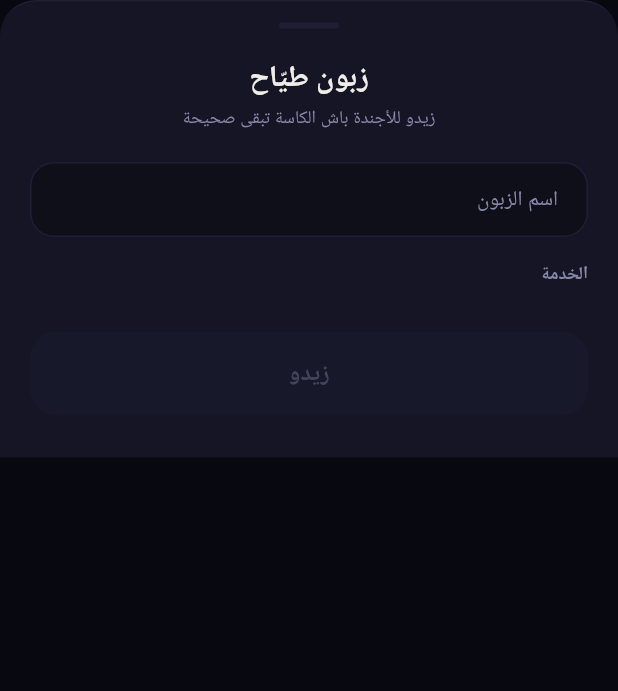
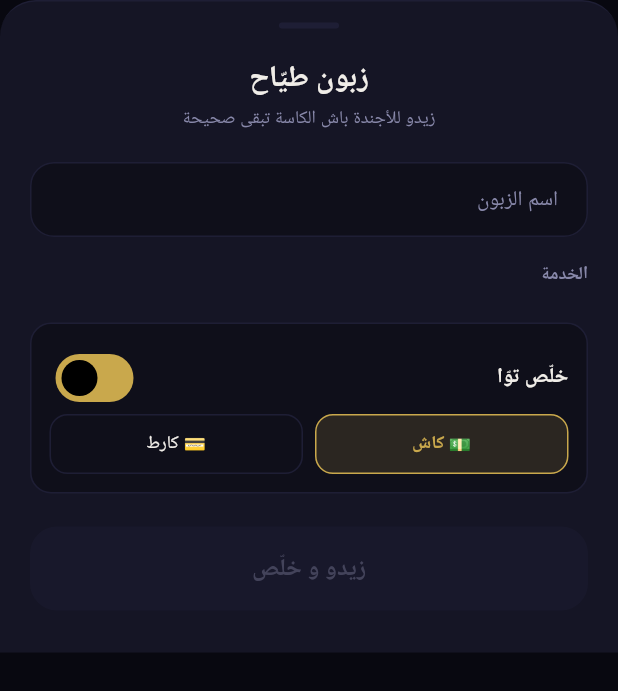
Before and after one commit to benbrahimali/LamssaBeauty, a Flutter app: the WalkInSheet widget shown alone on an empty page, opened directly with empty values, on a phone screen of 412 x 824 dp. Shown: the top 691 px of the screen. Run offline on Flutter 3.47's test engine with Material 3 defaults, Android fonts, the phone set to English and light mode, and no system bars; our stand-ins replace cached_network_image, firebase_core, firebase_messaging, flutter_local_notifications, geocoding, geolocator and 7 more; accounts and stored records are empty; network calls fail; statements that could not run were skipped.

Commit message:
Caisse toujours à jour, montants au centime, walk-in encaissé directement
- Un rechargement demandé pendant un autre n'est plus ignoré : un second
  passage relit la caisse, et l'appelant attend l'état d'après son action
  (gérant et coiffeur)
- Montants affichés au centime quand ils ne sont pas ronds : 15 DT partagés
  s'affichaient « 8 + 8 »
- Walk-in : option « خلّص توّا » (par défaut), en espèces ou par carte ; un
  encaissement refusé est signalé sans recréer le rendez-vous

Co-Authored-By: Claude Opus 5 <noreply@anthropic.com>

```diff
--- a/mobile/lib/screens/coiffeur_dashboard_screen.dart
+++ b/mobile/lib/screens/coiffeur_dashboard_screen.dart
@@ -104,11 +104,13 @@ class _CoiffeurDashboardScreenState extends State<CoiffeurDashboardScreen> {
       staffId: staffId,
       serviceId: payload.serviceId,
       clientName: payload.clientName,
+      payNow: payload.payNow,
+      method: payload.method,
     );
     if (!mounted) return;
     showAppSnack(
       context,
-      error ?? 'زبون طيّاح تزاد ✅',
+      error ?? (payload.payNow ? 'زبون طيّاح تزاد وتخلّص ✅' : 'زبون طيّاح تزاد ✅'),
       success: error == null,
     );
   }
--- a/mobile/lib/widgets/walk_in_sheet.dart
+++ b/mobile/lib/widgets/walk_in_sheet.dart
@@ -10,10 +10,18 @@ class WalkInPayload {
   final String serviceId;
   final String clientName;
 
+  /// Encaisser tout de suite : le client de passage est déjà servi.
+  final bool payNow;
+
+  /// `cash` ou `card`, quand [payNow].
+  final String method;
+
   const WalkInPayload({
     required this.staffId,
     required this.serviceId,
     required this.clientName,
+    this.payNow = false,
+    this.method = 'cash',
   });
 }
 
@@ -43,6 +51,11 @@ class _WalkInSheetState extends State<WalkInSheet> {
   final _nameCtrl = TextEditingController();
   String? _staffId;
   String? _serviceId;
+
+  /// Activé par défaut : oublier « خلّص » laissait la recette du jour
+  /// inchangée alors que le client avait payé.
+  bool _payNow = true;
+  String _method = 'cash';
 
   @override
   void initState() {
@@ -142,10 +155,12 @@ class _WalkInSheetState extends State<WalkInSheet> {
                 ),
               ),
             ),
+            const SizedBox(height: 16),
+            _buildPayNow(),
             const SizedBox(height: 22),
 
             GoldButton(
-              text: 'زيدو',
+              text: _payNow ? 'زيدو و خلّص' : 'زيدو',
               enabled: _valid,
               onPressed: () => Navigator.pop(
                 context,
@@ -155,12 +170,56 @@ class _WalkInSheetState extends State<WalkInSheet> {
                   clientName: _nameCtrl.text.trim().isEmpty
                       ? 'زبون طيّاح'
                       : _nameCtrl.text.trim(),
+                  payNow: _payNow,
+                  method: _method,
                 ),
               ),
             ),
           ]),
         ),
       ),
+    );
+  }
+
+  Widget _buildPayNow() {
+    return Container(
+      padding: const EdgeInsets.all(12),
+      decoration: BoxDecoration(
+        color: AppColors.card,
+        borderRadius: BorderRadius.circular(14),
+        border: Border.all(color: AppColors.border),
+      ),
+      child: Column(children: [
+        Row(children: [
+          Expanded(
+            child: Text('خلّص توّا',
+                style: AppTextStyle.dmSans(size: 14, weight: FontWeight.w700)),
+          ),
+          Switch(
+            value: _payNow,
+            activeTrackColor: AppColors.gold,
+            onChanged: (v) => setState(() => _payNow = v),
+          ),
+        ]),
+        if (_payNow)
+          Row(children: [
+            Expanded(
+              child: _chip(
+                label: '💵 كاش',
+                selected: _method == 'cash',
+                onTap: () => setState(() => _method = 'cash'),
+              ),
+            ),
+            const SizedBox(width: 8),
+            Expanded(
+              child: _chip(
+                label: '💳 كارط',
+                selected: _method == 'card',
+                onTap: () => setState(() => _method = 'card'),
+              ),
+            ),
+          ]),
+      ]),
     );
   }
 
```
Also changed, not shown: mobile/lib/core/money.dart (added, +14 -0 lines), mobile/lib/screens/caisse_screen.dart (+25 -20 lines), mobile/lib/screens/owner_dashboard_screen.dart (+10 -9 lines), mobile/lib/state/cash_controller.dart (+92 -8 lines), 2 other files.
